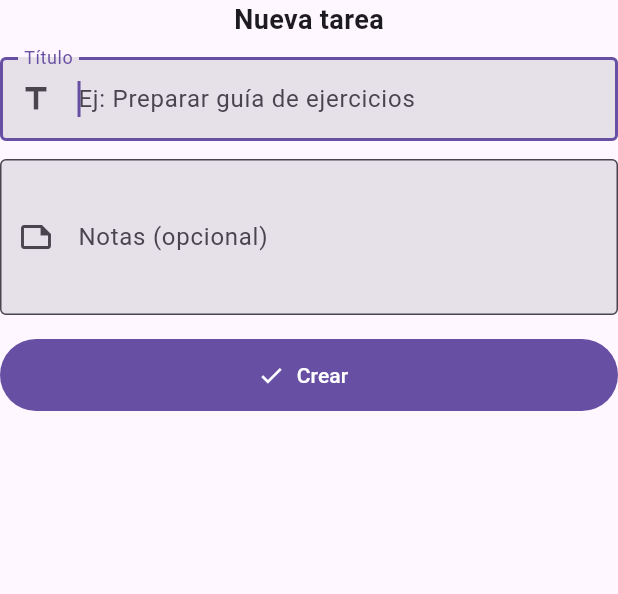
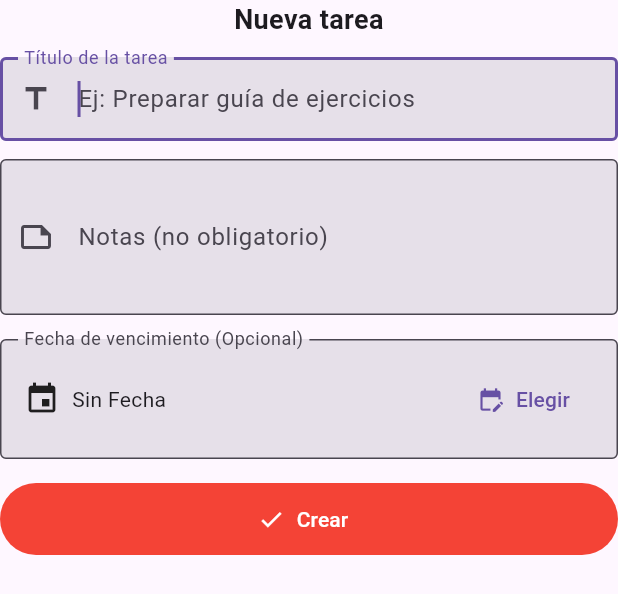
Before and after one commit to michaelarjelm/AplicacionesMovilesIOTTareas, a Flutter app: the NewTaskSheet widget shown alone on an empty page, opened directly with empty values, on a phone screen of 412 x 824 dp. Shown: the top 594 px of the screen. Run offline on Flutter 3.47's test engine with Material 3 defaults, Android fonts, the phone set to English and light mode, and no system bars; network calls fail.

Commit message:
Finalizacion app tareas

```diff
--- /dev/null
+++ b/app_tareas/lib/utils/date_utils.dart
@@ -0,0 +1,2 @@
+String formatShortDate(DateTime d) =>
+    '${d.day.toString().padLeft(2, '0')}/${d.month.toString().padLeft(2, '0')}';
--- a/app_tareas/lib/widgets/new_task_sheet.dart
+++ b/app_tareas/lib/widgets/new_task_sheet.dart
@@ -1,11 +1,29 @@
 // Importa el paquete de Flutter con widgets Material
+
+import 'package:app_tareas/utils/date_utils.dart';
 import 'package:flutter/material.dart';
 
 // Widget de formulario para crear una nueva tarea
 class NewTaskSheet extends StatefulWidget {
-  const NewTaskSheet({super.key, required this.onSubmit});
-  // Función que se ejecuta cuando se envía el formulario
-  final void Function(String title, String? note) onSubmit;
+  const NewTaskSheet({
+    super.key, // Key opcional para identificar el widget
+    required this.onSubmit, // Callback final que recibe (title, note, due)
+    this.initialTitle = '', // Título inicial (útil para editar)
+    this.initialNote, // Nota inicial (útil para editar)
+    this.initialDue, // Fecha inicial (útil para editar)
+    this.submitLabel =
+        'Crear', // Texto del botón principal (p. ej. "Crear"/"Guardar")
+    this.titleText =
+        'Nueva tarea', // Título del formulario mostrado en la cabecera
+  });
+
+  final void Function(String title, String? note, DateTime? due)
+  onSubmit; // Firma del callback de envío
+  final String initialTitle; // Valor inicial del campo título
+  final String? initialNote; // Valor inicial del campo nota
+  final DateTime? initialDue; // Valor inicial del campo fecha
+  final String submitLabel; // Texto del botón de acción
+  final String titleText;
 
   @override
   State<NewTaskSheet> createState() => _NewTaskSheetState();
@@ -16,16 +34,55 @@ class _NewTaskSheetState extends State<NewTaskSheet> {
   // Llave global para validar el formulario
   final _formKey = GlobalKey<FormState>();
   // Controlador para el campo de título
-  final _titleCtrl = TextEditingController();
+  late final TextEditingController _titleCtrl;
   // Controlador para el campo de notas
-  final _noteCtrl = TextEditingController();
+  late final TextEditingController _noteCtrl;
+  final _titleFocus = FocusNode();
+  final _noteFocus = FocusNode();
+
+  DateTime? _due;
+
+  @override
+  void initState() {
+    super.initState();
+    _titleCtrl = TextEditingController(text: widget.initialTitle);
+    _noteCtrl = TextEditingController(text: widget.initialNote ?? "");
+    _due = widget.initialDue;
+  }
+
+  Future<void> _pickDueDate() async {
+    final now = DateTime.now();
+    final picked = await showDatePicker(
+      context: context,
+      initialDate: _due ?? now,
+      firstDate: DateTime(now.year - 1),
+      lastDate: DateTime(now.year + 5),
+      helpText: "Selecciona una fecha de vencimiento",
+      cancelText: "Cancelar",
+      confirmText: "Aceptar",
+    );
+    if (picked != null) {
+      setState(() {
+        _due = DateTime(picked.year, picked.month, picked.day, 23, 59);
+      });
+    }
+  }
 
   @override
   void dispose() {
     // Libera la memoria de los controladores cuando se destruye el widget
     _titleCtrl.dispose();
     _noteCtrl.dispose();
+    _noteFocus.dispose();
+    _titleFocus.dispose();
     super.dispose();
+  }
+
+  void _submit() {
+    if (!_formKey.currentState!.validate()) return;
+    final title = _titleCtrl.text.trim();
+    final note = _noteCtrl.text.trim();
+    widget.onSubmit(title, note.isEmpty ? null : note, _due);
   }
 
   @override
@@ -34,40 +91,45 @@ class _NewTaskSheetState extends State<NewTaskSheet> {
     return Form(
       key: _formKey, // asocia la clave al formulario
       child: Column(
-        mainAxisSize: MainAxisSize.min, // se ajusta al contenido
+        mainAxisSize: MainAxisSize.min,
+        crossAxisAlignment: CrossAxisAlignment.stretch,
+        // se ajusta al contenido
         children: [
           // Título del formulario
-          const Text(
-            'Nueva tarea',
+          Text(
+            widget.titleText,
+            textAlign: TextAlign.center,
             style: TextStyle(fontSize: 18, fontWeight: FontWeight.w700),
           ),
           const SizedBox(height: 12), // espacio vertical
-
           // Campo para ingresar el título de la tarea
           TextFormField(
             controller: _titleCtrl, // conecta al controlador de título
-            autofocus: true,         // abre el teclado automáticamente
+            autofocus: true, // abre el teclado automáticamente
+            focusNode: _titleFocus,
             textInputAction: TextInputAction.next, // botón "siguiente"
             decoration: const InputDecoration(
-              labelText: 'Título', // etiqueta visible
+              labelText: 'Título de la tarea', // etiqueta visible
               hintText: 'Ej: Preparar guía de ejercicios', // texto de ayuda
               prefixIcon: Icon(Icons.title), // ícono a la izquierda
-              border: OutlineInputBorder(),   // borde cuadrado
-              filled: true,                   // fondo con color
+              border: OutlineInputBorder(), // borde cuadrado
+              filled: true, // fondo con color
             ),
             // Valida que el título no esté vacío
-            validator: (v) => (v == null || v.trim().isEmpty)
-                ? 'Ingrese un título'
-                : null,
+            validator: (v) =>
+                (v == null || v.trim().isEmpty) ? 'Ingrese un título' : null,
           ),
           const SizedBox(height: 12),
 
           // Campo para ingresar notas opcionales
           TextFormField(
             controller: _noteCtrl, // conecta al controlador de notas
-            maxLines: 3,           // permite varias líneas
+            focusNode: _noteFocus,
+            maxLines: 3, // permite varias líneas
+            textInputAction: TextInputAction.done,
+            onFieldSubmitted: (_) => _submit(),
             decoration: const InputDecoration(
-              labelText: 'Notas (opcional)',   // etiqueta visible
+              labelText: 'Notas (no obligatorio)', // etiqueta visible
               prefixIcon: Icon(Icons.note_outlined), // ícono de nota
               border: OutlineInputBorder(),
               filled: true,
@@ -75,25 +137,55 @@ class _NewTaskSheetState extends State<NewTaskSheet> {
           ),
           const SizedBox(height: 16),
 
+          InkWell(
+            onTap: _pickDueDate,
+            borderRadius: const BorderRadius.all(Radius.circular(12)),
+            child: InputDecorator(
+              decoration: const InputDecoration(
+                labelText: "Fecha de vencimiento (Opcional)",
+                border: OutlineInputBorder(),
+                filled: true,
+              ),
+              child: Row(
+                children: [
+                  const Icon(Icons.event),
+                  const SizedBox(width: 8),
+                  Expanded(
+                    child: Text(
+                      _due == null ? "Sin Fecha" : formatShortDate(_due!),
+                    ),
+                  ),
+                  if (_due != null)
+                    TextButton.icon(
+                      onPressed: () => setState(() => _due = null),
+                      icon: const Icon(Icons.close),
+                      label: const Text("Quitar"),
+                    ),
+                  TextButton.icon(
+                    onPressed: _pickDueDate,
+                    icon: const Icon(Icons.edit_calendar),
+                    label: Text(_due == null ? "Elegir" : "Cambiar"),
+                  ),
+                ],
+              ),
+            ),
+          ),
+          const SizedBox(height: 16),
           // Botón para crear la tarea
           SizedBox(
-            width: double.infinity, // ocupa todo el ancho
-            height: 48,             // altura fija
-            child: FilledButton.icon(
-              onPressed: () {
-                // Si el formulario no es válido, no hace nada
-                if (!_formKey.currentState!.validate()) return;
-
-                // Obtiene el texto del título y nota
-                final title = _titleCtrl.text.trim();
-                final note = _noteCtrl.text.trim();
-
-                // Llama a la función recibida (onSubmit)
-                // Si la nota está vacía, se manda como null
-                widget.onSubmit(title, note.isEmpty ? null : note);
-              },
-              icon: const Icon(Icons.check),   // ícono de check
-              label: const Text('Crear'),      // texto del botón
+            height: 48,
+            child: Theme(
+              data: Theme.of(context).copyWith(
+                colorScheme: Theme.of(context).colorScheme.copyWith(
+                  primary: Colors.red, // color de fondo
+                  onPrimary: Colors.white, // color del texto/ícono
+                ),
+              ),
+              child: FilledButton.icon(
+                onPressed: _submit,
+                icon: const Icon(Icons.check),
+                label: Text(widget.submitLabel),
+              ),
             ),
           ),
         ],
```
Also changed, not shown: app_tareas/lib/task_screen.dart (+77 -11 lines), app_tareas/lib/widgets/taskWidgets/new_task_fab.dart (added, +53 -0 lines), app_tareas/lib/widgets/taskWidgets/swipe_bg.dart (+27 -0 lines), app_tareas/lib/widgets/taskWidgets/task_card.dart (added, +65 -0 lines), app_tareas/lib/widgets/taskWidgets/task_list_view.dart (added, +48 -0 lines).
